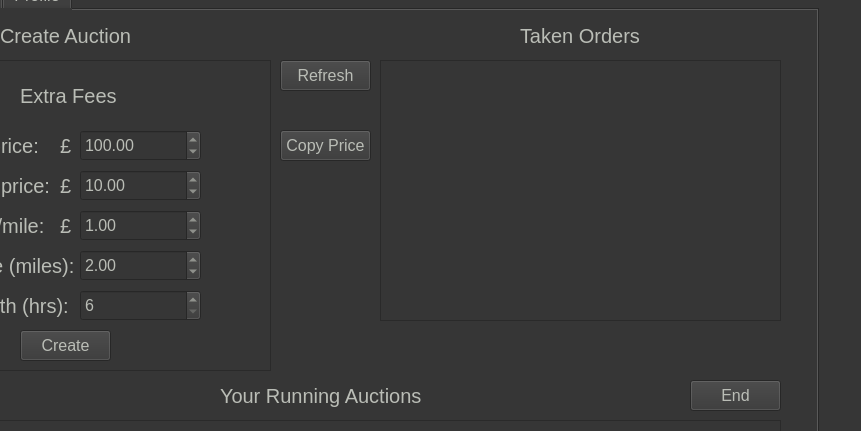
Old version of the form ETM/homepage.ui in the repository JWaters02/SDI-C6; both pictures show x 182 to 1043 and y 121 to 552 of the 1174 by 785 pixel window.
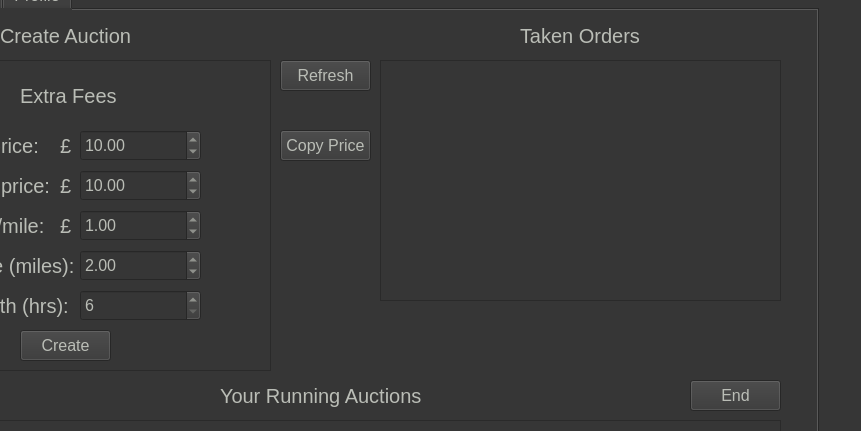
New version of the form. The open tabs and pages were chosen to show the change.

The edit to the form file:
```diff
--- a/ETM/homepage.ui
+++ b/ETM/homepage.ui
@@ -899,7 +899,7 @@
          <double>9999.000000000000000</double>
         </property>
         <property name="value">
-         <double>100.000000000000000</double>
+         <double>10.000000000000000</double>
         </property>
        </widget>
        <widget class="QLabel" name="label_39">
@@ -994,7 +994,7 @@
          <x>540</x>
          <y>50</y>
          <width>401</width>
-         <height>261</height>
+         <height>241</height>
         </rect>
        </property>
        <property name="styleSheet">
@@ -1006,9 +1006,9 @@
        <property name="geometry">
         <rect>
          <x>540</x>
-         <y>320</y>
+         <y>300</y>
          <width>401</width>
-         <height>41</height>
+         <height>61</height>
         </rect>
        </property>
        <property name="styleSheet">
```
Left out of the diff: 2 changed lines with no effect on the pictures.
